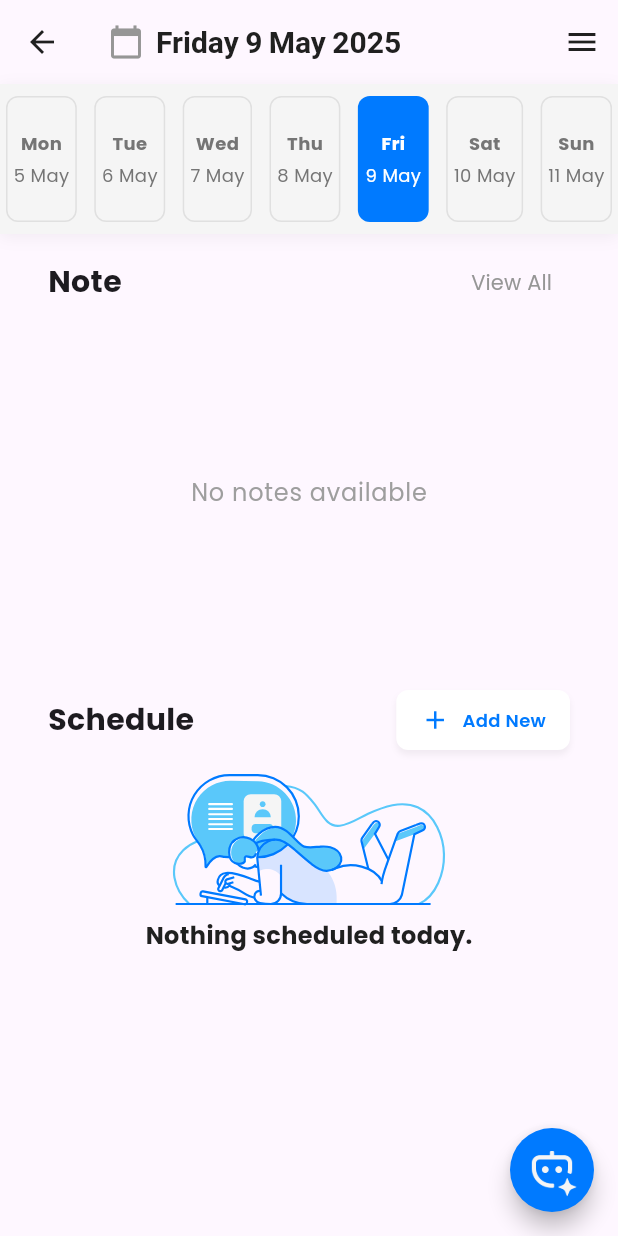
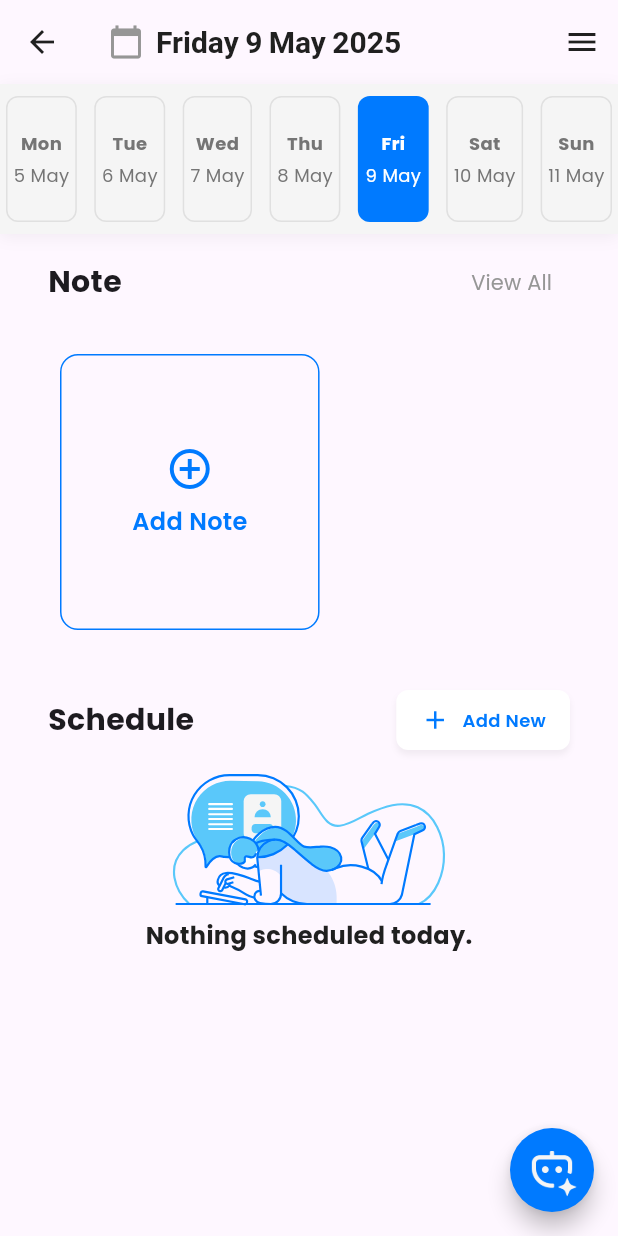
Before and after one commit to thanhquang2004/Study-tracker-app, a Flutter app: the HomeView screen opened by its route, on a phone screen of 412 x 824 dp. Run offline on Flutter 3.47's test engine with Material 3 defaults, Android fonts, the light colour scheme and no system bars; our stand-ins replace dio, equatable, flutter_bloc, flutter_dotenv, flutter_secure_storage, flutter_svg and 7 more; accounts and stored records are empty; network calls fail.

Commit message:
fix: fix empty note layout

```diff
--- a/lib/presentation/home/view/widget/note_list.dart
+++ b/lib/presentation/home/view/widget/note_list.dart
@@ -51,23 +51,11 @@ class NoteList extends StatelessWidget {
             const SizedBox(height: 8),
             SizedBox(
               height: 200,
-              child: state.notes.isEmpty
-                  ? Center(
-                      child: Text(
-                        'No notes available',
-                        style: Theme.of(context).textTheme.bodyLarge?.copyWith(
-                              color: Colors.grey,
-                            ),
-                      ),
-                    )
-                  : ListView.builder(
+              child: ListView.builder(
                 scrollDirection: Axis.horizontal,
-                      itemCount:
-                          state.notes.length > 3 ? 4 : state.notes.length + 1,
+                itemCount: state.notes.length > 3 ? 4 : state.notes.length + 1,
                 itemBuilder: (context, index) {
-                        if (index == 3 ||
-                            (index == state.notes.length &&
-                                state.notes.length < 3)) {
+                  if (index == 3 || (index == state.notes.length && state.notes.length < 3)) {
                     return _buildAddNoteButton(context, index);
                   }
                   return Padding(
```
Lines whose indentation alone changed are shown as unchanged.
